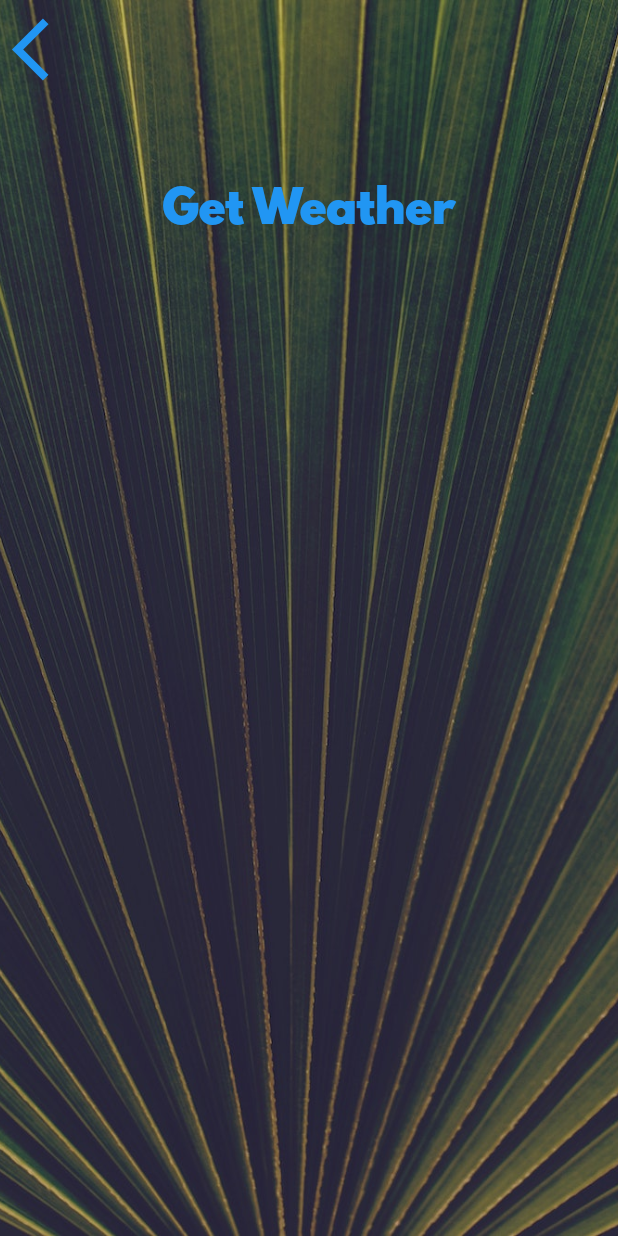
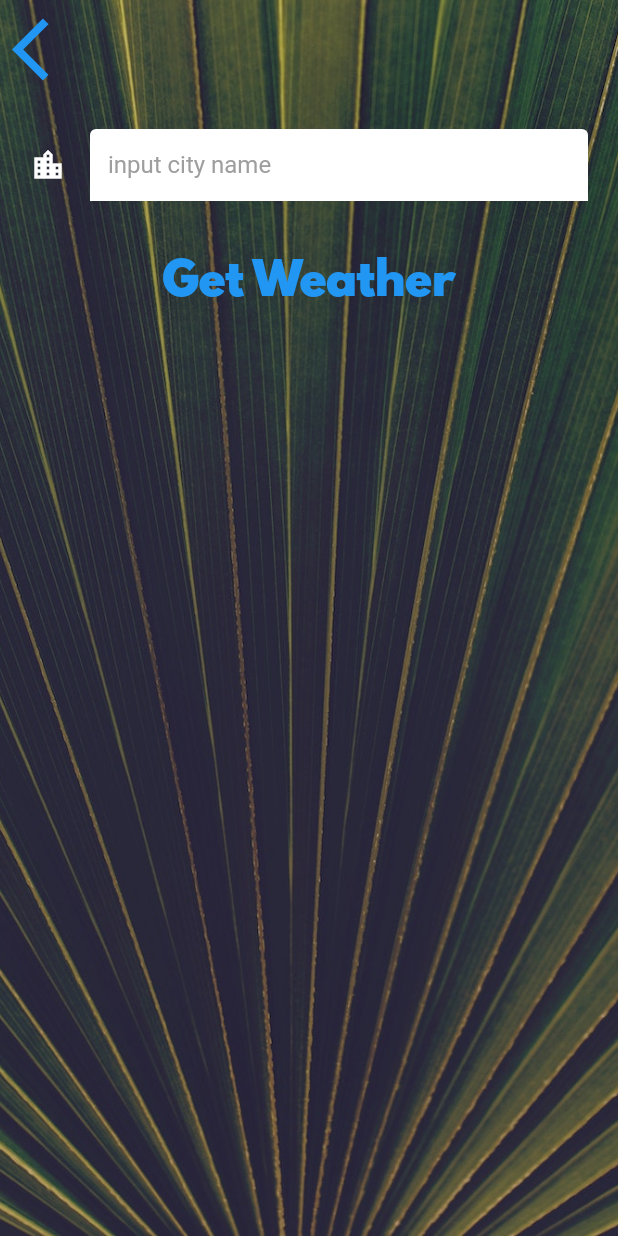
Before and after one commit to SUFFOSOHRAOUL/clima, a Flutter app: the CityScreen screen opened directly, on a phone screen of 412 x 824 dp. Run offline on Flutter 3.47's test engine with Material 2 defaults, Android fonts, the phone set to English and light mode, and no system bars; our stand-ins replace flutter_spinkit, geolocator; network calls fail.

Commit message:
city screen updated

```diff
--- a/lib/Screens/cityscreen.dart
+++ b/lib/Screens/cityscreen.dart
@@ -24,7 +24,9 @@ class _CityScreenState extends State<CityScreen> {
               Align(
                 alignment: Alignment.topLeft,
                 child: TextButton(
-                  onPressed: () {},
+                  onPressed: () {
+                    Navigator.pop(context);
+                  },
                   child: Icon(
                     Icons.arrow_back_ios,
                     size: 50.0,
@@ -33,7 +35,19 @@ class _CityScreenState extends State<CityScreen> {
               ),
               Container(
                 padding: EdgeInsets.all(20.0),
-                child: null,
+                child: TextField(
+                  decoration: InputDecoration(
+                      filled: true,
+                      fillColor: Colors.white,
+                      icon: Icon(
+                        Icons.location_city,
+                        color: Colors.white,
+                      ),
+                      hintText: 'input city name',
+                      hintStyle: TextStyle(
+                        color: Colors.grey,
+                      )),
+                ),
               ),
               TextButton(
                 onPressed: () {},
```
Also changed, not shown: lib/Screens/locationscreen.dart (+26 -7 lines).
